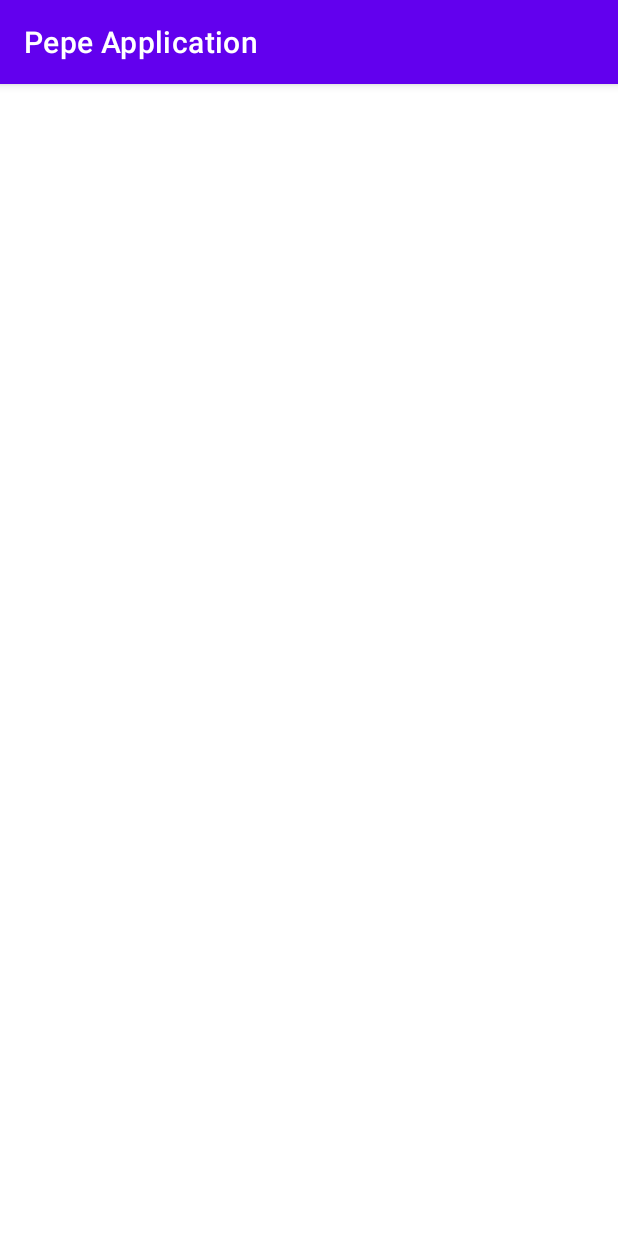
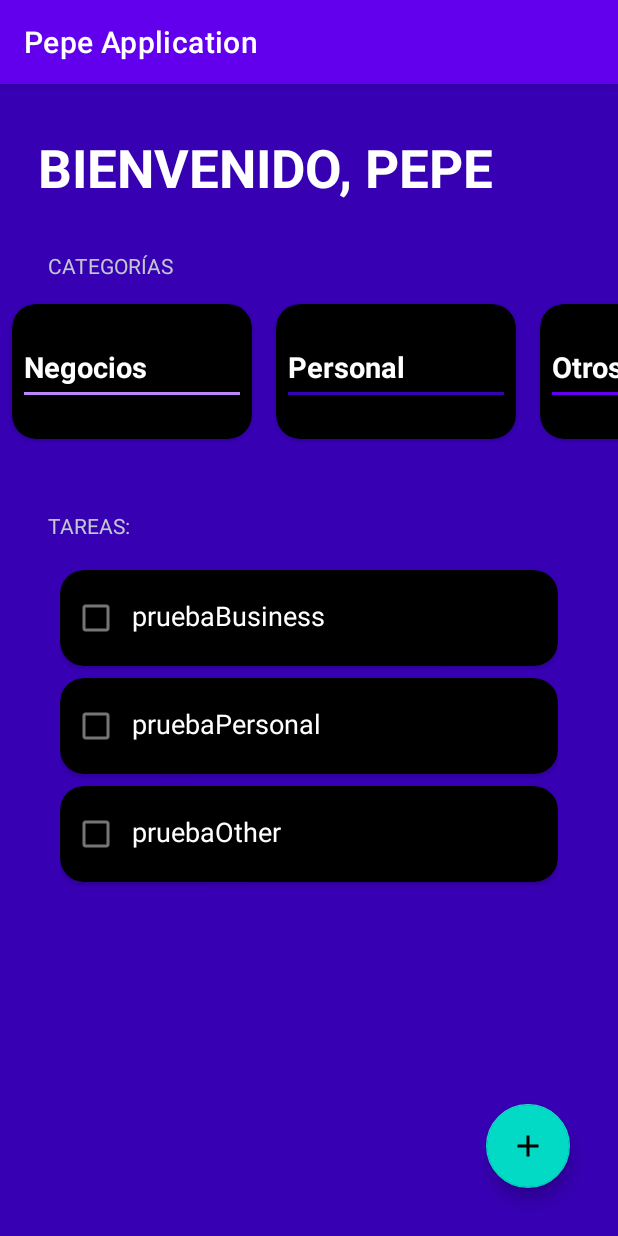
Before and after one commit to josepablofr/PepeApplication, an Android app: the screen it shows after launch (ToDoActivity), after a tap on "To Do App", on a phone screen of 412 x 824 dp. Run offline under Robolectric (Android 15) with nearby library versions, the light colour scheme and no system bars.

Commit message:
Added Internet Permission Created Todo App Detailed TodoApp with creation tasks option

```diff
--- a/app/build.gradle
+++ b/app/build.gradle
@@ -37,6 +37,7 @@ dependencies {
     implementation 'androidx.appcompat:appcompat:1.6.1'
     implementation 'com.google.android.material:material:1.8.0'
     implementation 'androidx.constraintlayout:constraintlayout:2.1.4'
+
     testImplementation 'junit:junit:4.13.2'
     androidTestImplementation 'androidx.test.ext:junit:1.1.5'
     androidTestImplementation 'androidx.test.espresso:espresso-core:3.5.1'
--- /dev/null
+++ b/app/src/main/java/com/example/pepeapplication/todoApp/CategoriesAdapter.kt
@@ -0,0 +1,21 @@
+package com.example.pepeapplication.todoApp
+
+import android.view.LayoutInflater
+import android.view.ViewGroup
+import androidx.recyclerview.widget.RecyclerView
+import com.example.pepeapplication.R
+
+class CategoriesAdapter(private val categories: List<TaskCategory>):
+    RecyclerView.Adapter<CategoriesViewHolder>() {
+
+    override fun onCreateViewHolder(parent: ViewGroup, viewType: Int): CategoriesViewHolder {
+        val view = LayoutInflater.from(parent.context).inflate(R.layout.item_task_category, parent, false)
+        return CategoriesViewHolder(view)
+    }
+
+    override fun onBindViewHolder(holder: CategoriesViewHolder, position: Int) {
+        holder.render(categories[position])
+    }
+
+    override fun getItemCount() = categories.size
+}
--- /dev/null
+++ b/app/src/main/java/com/example/pepeapplication/todoApp/CategoriesViewHolder.kt
@@ -0,0 +1,37 @@
+package com.example.pepeapplication.todoApp
+
+import android.view.View
+import android.widget.TextView
+import androidx.core.content.ContextCompat
+import androidx.recyclerview.widget.RecyclerView
+import com.example.pepeapplication.R
+
+class CategoriesViewHolder(view: View) : RecyclerView.ViewHolder(view) {
+
+    private val tvCategoryName: TextView = view.findViewById(R.id.tvCategoryName)
+    private val divider: View = view.findViewById(R.id.divider)
+
+    fun render(taskCategory: TaskCategory) {
+
+        when (taskCategory) {
+            TaskCategory.Business -> {
+                tvCategoryName.text = "Negocios"
+                divider.setBackgroundColor(
+                    ContextCompat.getColor(divider.context, R.color.purple_200)
+                )
+            }
+            TaskCategory.Other -> {
+                tvCategoryName.text = "Otros"
+                divider.setBackgroundColor(
+                    ContextCompat.getColor(divider.context, R.color.purple_500)
+                )
+            }
+            TaskCategory.Personal -> {
+                tvCategoryName.text = "Personal"
+                divider.setBackgroundColor(
+                    ContextCompat.getColor(divider.context, R.color.purple_700)
+                )
+            }
+        }
+    }
+}
--- /dev/null
+++ b/app/src/main/java/com/example/pepeapplication/todoApp/Task.kt
@@ -0,0 +1,3 @@
+package com.example.pepeapplication.todoApp
+
+class Task(val name: String, val category: TaskCategory, var isSelected: Boolean = false)
--- /dev/null
+++ b/app/src/main/java/com/example/pepeapplication/todoApp/TaskAdapter.kt
@@ -0,0 +1,19 @@
+package com.example.pepeapplication.todoApp
+
+import android.view.LayoutInflater
+import android.view.ViewGroup
+import androidx.recyclerview.widget.RecyclerView
+import com.example.pepeapplication.R
+
+class TaskAdapter(private val tasks: List<Task>): RecyclerView.Adapter<TasksViewHolder>() {
+    override fun onCreateViewHolder(parent: ViewGroup, viewType: Int): TasksViewHolder {
+       val view = LayoutInflater.from(parent.context).inflate(R.layout.item_todo_task,parent,false)
+        return TasksViewHolder(view)
+    }
+
+    override fun onBindViewHolder(holder: TasksViewHolder, position: Int) {
+        holder.render(tasks[position])
+    }
+
+    override fun getItemCount() = tasks.size
+}
--- /dev/null
+++ b/app/src/main/java/com/example/pepeapplication/todoApp/TaskCategory.kt
@@ -0,0 +1,7 @@
+package com.example.pepeapplication.todoApp
+
+sealed class TaskCategory {
+    object Personal: TaskCategory()
+    object Business: TaskCategory()
+    object Other: TaskCategory()
+}
--- /dev/null
+++ b/app/src/main/java/com/example/pepeapplication/todoApp/TasksViewHolder.kt
@@ -0,0 +1,17 @@
+package com.example.pepeapplication.todoApp
+
+import android.view.View
+import android.widget.CheckBox
+import android.widget.TextView
+import androidx.recyclerview.widget.RecyclerView
+import com.example.pepeapplication.R
+
+class TasksViewHolder(view: View) : RecyclerView.ViewHolder(view) {
+
+    private val tvTask:TextView = view.findViewById(R.id.tvTask)
+    private val cbTask:CheckBox = view.findViewById(R.id.cbTask)
+
+    fun render(task: Task){
+        tvTask.text = task.name
+    }
+}
--- a/app/src/main/java/com/example/pepeapplication/todoApp/ToDoActivity.kt
+++ b/app/src/main/java/com/example/pepeapplication/todoApp/ToDoActivity.kt
@@ -2,11 +2,60 @@ package com.example.pepeapplication.todoApp
 
 import androidx.appcompat.app.AppCompatActivity
 import android.os.Bundle
+import androidx.recyclerview.widget.LinearLayoutManager
+import androidx.recyclerview.widget.RecyclerView
 import com.example.pepeapplication.R
+import com.example.pepeapplication.todoApp.TaskCategory.*
+import com.google.android.material.floatingactionbutton.FloatingActionButton
 
 class ToDoActivity : AppCompatActivity() {
+
+    private val categories = listOf(
+        Business,
+        Personal,
+        Other
+    )
+
+    private val tasks = mutableListOf(
+        Task("pruebaBusiness", Business),
+        Task("pruebaPersonal", Personal),
+        Task("pruebaOther", Other)
+    )
+
+    private lateinit var rvCategories: RecyclerView
+    private lateinit var categoriesAdapter: CategoriesAdapter
+
+    private lateinit var rvTasks: RecyclerView
+    private lateinit var tasksAdapter: TaskAdapter
+
+  //  private lateinit var fabAddTask: FloatingActionButton
+
     override fun onCreate(savedInstanceState: Bundle?) {
         super.onCreate(savedInstanceState)
         setContentView(R.layout.activity_to_do)
+
+        initComponent()
+        initUI()
+      //  initListeners()
     }
+
+    private fun initComponent() {
+        rvCategories = findViewById(R.id.rvCategories)
+        rvTasks = findViewById(R.id.rvTasks)
+       // fabAddTask = findViewById(R.id.fabAddTask)
+    }
+
+    private fun initUI() {
+        categoriesAdapter = CategoriesAdapter(categories)
+        rvCategories.layoutManager = LinearLayoutManager(this, LinearLayoutManager.HORIZONTAL, false)
+        rvCategories.adapter = categoriesAdapter
+
+        tasksAdapter = TaskAdapter(tasks)
+        rvTasks.layoutManager = LinearLayoutManager(this)
+        rvTasks.adapter = tasksAdapter
+    }
+
+   /* private fun initListeners() {
+        TODO("Not yet implemented")
+    }  */
 }
--- /dev/null
+++ b/app/src/main/res/drawable/ic_add_task.xml
@@ -0,0 +1,5 @@
+<vector android:height="24dp" android:tint="#000000"
+    android:viewportHeight="24" android:viewportWidth="24"
+    android:width="24dp" xmlns:android="http://schemas.android.com/apk/res/android">
+    <path android:fillColor="@android:color/white" android:pathData="M19,13h-6v6h-2v-6H5v-2h6V5h2v6h6v2z"/>
+</vector>
--- a/app/src/main/res/layout/activity_to_do.xml
+++ b/app/src/main/res/layout/activity_to_do.xml
@@ -1,9 +1,65 @@
 <?xml version="1.0" encoding="utf-8"?>
-<androidx.constraintlayout.widget.ConstraintLayout xmlns:android="http://schemas.android.com/apk/res/android"
+
+<FrameLayout xmlns:android="http://schemas.android.com/apk/res/android"
     xmlns:app="http://schemas.android.com/apk/res-auto"
     xmlns:tools="http://schemas.android.com/tools"
     android:layout_width="match_parent"
-    android:layout_height="match_parent"
-    tools:context=".todoApp.ToDoActivity">
+    android:layout_height="match_parent">
 
-</androidx.constraintlayout.widget.ConstraintLayout>
+    <LinearLayout
+        android:layout_width="match_parent"
+        android:layout_height="match_parent"
+        android:background="@color/purple_700"
+        android:orientation="vertical"
+        tools:context=".todoApp.ToDoActivity">
+
+        <TextView
+            android:layout_width="wrap_content"
+            android:layout_height="wrap_content"
+            android:layout_marginHorizontal="25dp"
+            android:layout_marginVertical="32dp"
+            android:text="Bienvenido, PEPE"
+            android:textAllCaps="true"
+            android:textColor="@color/white"
+            android:textSize="35sp"
+            android:textStyle="bold" />
+
+        <TextView
+            style="@style/TodoSubtitle"
+            android:layout_width="wrap_content"
+            android:layout_height="wrap_content"
+            android:text="Categorías" />
+
+        <androidx.recyclerview.widget.RecyclerView
+            android:id="@+id/rvCategories"
+            android:layout_width="match_parent"
+            android:layout_height="wrap_content" />
+
+        <TextView
+            style="@style/TodoSubtitle"
+            android:layout_width="wrap_content"
+            android:layout_height="wrap_content"
+            android:layout_marginTop="32dp"
+            android:text="Tareas:" />
+
+        <androidx.recyclerview.widget.RecyclerView
+            android:id="@+id/rvTasks"
+            android:layout_width="match_parent"
+            android:layout_height="wrap_content"
+            android:layout_marginHorizontal="40dp"
+            android:layout_marginTop="16dp" />
+
+    </LinearLayout>
+
+    <com.google.android.material.floatingactionbutton.FloatingActionButton
+        android:id="@+id/fabAddTask"
+        android:layout_width="match_parent"
+        android:layout_height="wrap_content"
+        android:layout_gravity="end|bottom"
+        android:layout_margin="32dp"
+        android:src="@drawable/ic_add_task"
+        app:backgroundTint="@color/teal_200"
+        app:fabSize="normal"
+        app:tint="@color/black" />
+
+</FrameLayout>
--- /dev/null
+++ b/app/src/main/res/layout/item_task_category.xml
@@ -0,0 +1,38 @@
+<?xml version="1.0" encoding="utf-8"?>
+<androidx.cardview.widget.CardView xmlns:android="http://schemas.android.com/apk/res/android"
+    xmlns:app="http://schemas.android.com/apk/res-auto"
+    xmlns:tools="http://schemas.android.com/tools"
+    android:id="@+id/viewContainer"
+    android:layout_width="160dp"
+    android:layout_height="90dp"
+    android:layout_marginHorizontal="8dp"
+    android:layout_marginVertical="16dp"
+    app:cardBackgroundColor="@color/black"
+    app:cardCornerRadius="16dp">
+
+    <LinearLayout
+        android:layout_width="match_parent"
+        android:layout_height="match_parent"
+        android:layout_margin="8dp"
+        android:gravity="center_vertical"
+        android:orientation="vertical">
+
+        <TextView
+            android:id="@+id/tvCategoryName"
+            android:layout_width="wrap_content"
+            android:layout_height="wrap_content"
+            android:textColor="@color/white"
+            android:textSize="19sp"
+            android:textStyle="bold"
+            tools:text="PRUEBA" />
+
+        <View
+            android:id="@+id/divider"
+            android:layout_width="match_parent"
+            android:layout_height="2dp"
+            android:layout_marginTop="4dp"
+            tools:background="@color/white"/>
+
+    </LinearLayout>
+
+</androidx.cardview.widget.CardView>
--- /dev/null
+++ b/app/src/main/res/layout/item_todo_task.xml
@@ -0,0 +1,32 @@
+<?xml version="1.0" encoding="utf-8"?>
+<androidx.cardview.widget.CardView xmlns:android="http://schemas.android.com/apk/res/android"
+    xmlns:app="http://schemas.android.com/apk/res-auto"
+    xmlns:tools="http://schemas.android.com/tools"
+    android:layout_width="match_parent"
+    android:layout_height="wrap_content"
+    android:layout_marginVertical="4dp"
+    app:cardBackgroundColor="@color/black"
+    app:cardCornerRadius="16dp">
+
+    <LinearLayout
+        android:layout_width="match_parent"
+        android:layout_height="wrap_content"
+        android:orientation="horizontal"
+        android:paddingVertical="8dp">
+
+        <CheckBox
+            android:id="@+id/cbTask"
+            android:layout_width="wrap_content"
+            android:layout_height="wrap_content" />
+
+        <TextView
+            android:id="@+id/tvTask"
+            android:layout_width="wrap_content"
+            android:layout_height="wrap_content"
+            android:textColor="@color/white"
+            android:textSize="18sp"
+            tools:text="hola" />
+
+    </LinearLayout>
+
+</androidx.cardview.widget.CardView>
--- a/app/src/main/res/values/themes.xml
+++ b/app/src/main/res/values/themes.xml
@@ -13,4 +13,11 @@
         <item name="android:statusBarColor" tools:targetApi="l">?attr/colorPrimaryVariant</item>
         <!-- Customize your theme here. -->
     </style>
+
+<!-- TodoSubtitle Style -->
+    <style name="TodoSubtitle">
+        <item name="textAllCaps">true</item>
+        <item name="android:textColor">#C2C8CF</item>
+        <item name="android:layout_marginHorizontal">32dp</item>
+    </style>
 </resources>
```
